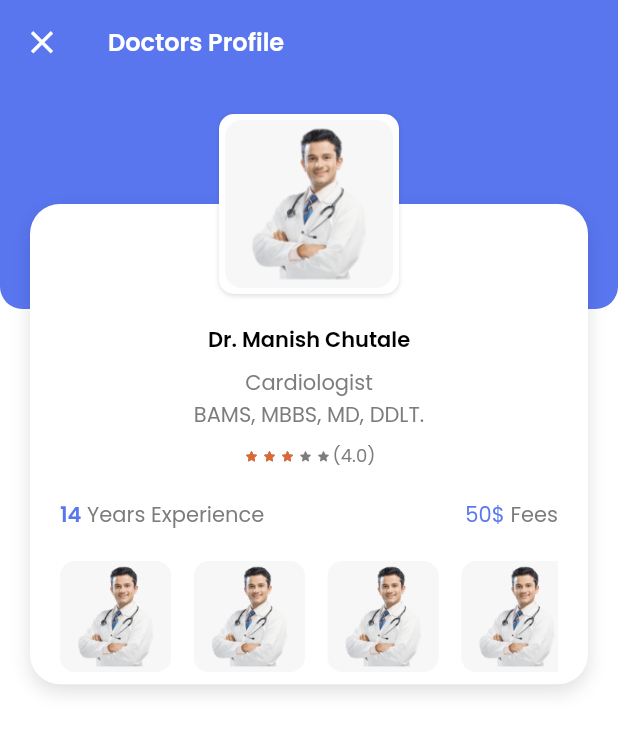
After one commit to codeforany/medicare_app_flutter, a Flutter app: the DoctorProfileScreen screen opened directly, on a phone screen of 412 x 824 dp. The commit adds this screen. Shown: the top 733 px of the screen. Run offline on Flutter 3.47's test engine with Material 3 defaults, Android fonts, the light colour scheme and no system bars; drawn by our look-alikes of flutter_rating_stars; our stand-ins replace flutter_otp_text_field; missing offline and left inert: fl_country_code_picker.

Commit message:
added doctor profile part-1

```diff
--- /dev/null
+++ b/lib/screen/home/doctor_profile_screen.dart
@@ -0,0 +1,237 @@
+import 'package:flutter/material.dart';
+import 'package:flutter_rating_stars/flutter_rating_stars.dart';
+import 'package:medicare/common/color_extension.dart';
+
+class DoctorProfileScreen extends StatefulWidget {
+  const DoctorProfileScreen({super.key});
+
+  @override
+  State<DoctorProfileScreen> createState() => _DoctorProfileScreenState();
+}
+
+class _DoctorProfileScreenState extends State<DoctorProfileScreen> {
+  @override
+  Widget build(BuildContext context) {
+    return Scaffold(
+      appBar: AppBar(
+        centerTitle: false,
+        leading: IconButton(
+          onPressed: () {
+            context.pop();
+          },
+          icon: const Icon(
+            Icons.close,
+            color: Colors.white,
+            size: 25,
+          ),
+        ),
+        title: Text(
+          "Doctors Profile",
+          style: TextStyle(
+            color: TColor.primaryTextW,
+            fontSize: 16,
+            fontWeight: FontWeight.w600,
+          ),
+        ),
+      ),
+      backgroundColor: Colors.white,
+      body: SingleChildScrollView(
+        child: Column(
+          children: [
+            Stack(
+              alignment: Alignment.topCenter,
+              children: [
+                Container(
+                  height: 150,
+                  decoration: BoxDecoration(
+                    color: TColor.primary,
+                    borderRadius: const BorderRadius.only(
+                      bottomLeft: Radius.circular(15),
+                      bottomRight: Radius.circular(15),
+                    ),
+                  ),
+                ),
+                Container(
+                  width: double.maxFinite,
+                  margin: const EdgeInsets.only(
+                    left: 20,
+                    right: 20,
+                    bottom: 8,
+                    top: 80,
+                  ),
+                  padding: const EdgeInsets.only(
+                    left: 20,
+                    right: 20,
+                    bottom: 8,
+                    top: 80,
+                  ),
+                  decoration: BoxDecoration(
+                      color: Colors.white,
+                      borderRadius: BorderRadius.circular(20),
+                      boxShadow: const [
+                        BoxShadow(
+                            color: Colors.black12,
+                            blurRadius: 10,
+                            offset: Offset(0, 5))
+                      ]),
+                  child: Column(
+                    crossAxisAlignment: CrossAxisAlignment.center,
+                    children: [
+                      Text(
+                        "Dr. Manish Chutale",
+                        style: TextStyle(
+                          color: TColor.black,
+                          fontSize: 14,
+                          fontWeight: FontWeight.w600,
+                        ),
+                      ),
+                      Padding(
+                        padding: const EdgeInsets.symmetric(vertical: 8),
+                        child: Text(
+                          "Cardiologist\nBAMS, MBBS, MD, DDLT. ",
+                          textAlign: TextAlign.center,
+                          style: TextStyle(
+                            color: TColor.secondaryText,
+                            fontSize: 14,
+                          ),
+                        ),
+                      ),
+                      Row(
+                        mainAxisSize: MainAxisSize.min,
+                        children: [
+                          IgnorePointer(
+                            ignoring: true,
+                            child: RatingStars(
+                              value: 3,
+                              onValueChanged: (v) {},
+                              starCount: 5,
+                              starSize: 10,
+                              valueLabelColor: const Color(0xff9b9b9b),
+                              valueLabelTextStyle: const TextStyle(
+                                  color: Colors.white,
+                                  fontWeight: FontWeight.w400,
+                                  fontStyle: FontStyle.normal,
+                                  fontSize: 12.0),
+                              valueLabelRadius: 0,
+                              maxValue: 5,
+                              starSpacing: 2,
+                              maxValueVisibility: true,
+                              valueLabelVisibility: false,
+                              animationDuration:
+                                  const Duration(milliseconds: 1000),
+                              valueLabelPadding: const EdgeInsets.symmetric(
+                                  vertical: 1, horizontal: 8),
+                              valueLabelMargin: const EdgeInsets.only(right: 8),
+                              starOffColor: const Color(0xff7c7c7c),
+                              starColor: const Color(0xffDE6732),
+                            ),
+                          ),
+                          Text(
+                            "(4.0)",
+                            maxLines: 2,
+                            style: TextStyle(
+                              color: TColor.secondaryText,
+                              fontSize: 12,
+                            ),
+                          )
+                        ],
+                      ),
+                      Padding(
+                        padding: const EdgeInsets.symmetric(vertical: 20),
+                        child: Row(
+                          children: [
+                            Text(
+                              "14",
+                              maxLines: 2,
+                              style: TextStyle(
+                                color: TColor.primary,
+                                fontSize: 14,
+                                fontWeight: FontWeight.w600,
+                              ),
+                            ),
+                            Text(
+                              " Years Experience",
+                              maxLines: 2,
+                              style: TextStyle(
+                                color: TColor.secondaryText,
+                                fontSize: 14,
+                              ),
+                            ),
+                            const Spacer(),
+                            Text(
+                              "50\$",
+                              maxLines: 2,
+                              style: TextStyle(
+                                color: TColor.primary,
+                                fontSize: 14,
+                              ),
+                            ),
+                            Text(
+                              " Fees",
+                              maxLines: 2,
+                              style: TextStyle(
+                                color: TColor.secondaryText,
+                                fontSize: 14,
+                              ),
+                            )
+                          ],
+                        ),
+                      ),
+
+                      SizedBox(
+                        height: context.width * 0.18,
+                        child: ListView.separated(
+                          padding: EdgeInsets.zero,
+                          scrollDirection: Axis.horizontal,
+                          itemBuilder: (context, index) {
+                            return ClipRRect(
+                              borderRadius: BorderRadius.circular(10),
+                              child: Image.asset(
+                                "assets/img/u1.png",
+                                width: context.width * 0.18,
+                                height: context.width * 0.18,
+                                fit: BoxFit.cover,
+                              ),
+                            );
+                          },
+                          separatorBuilder: (context, index) => const SizedBox(
+                            width: 15,
+                          ),
+                          itemCount: 4,
+                        ),
+                      )
+                    ],
+                  ),
+                ),
+                Container(
+                  width: 120,
+                  height: 120,
+                  margin: const EdgeInsets.only(
+                    top: 20,
+                  ),
+                  decoration: BoxDecoration(
+                      color: Colors.white,
+                      borderRadius: BorderRadius.circular(10),
+                      border: Border.all(color: Colors.white, width: 4),
+                      boxShadow: const [
+                        BoxShadow(
+                            color: Colors.black12,
+                            blurRadius: 2,
+                            offset: Offset(0, 1))
+                      ]),
+                  child: Image.asset(
+                    "assets/img/u1.png",
+                    width: 120,
+                    height: 120,
+                    fit: BoxFit.cover,
+                  ),
+                ),
+
+              ],
+            ),
+          ],
+        ),
+      ),
+    );
+  }
+}
--- a/lib/screen/home/doctor_row.dart
+++ b/lib/screen/home/doctor_row.dart
@@ -3,11 +3,15 @@ import 'package:flutter_rating_stars/flutter_rating_stars.dart';
 import 'package:medicare/common/color_extension.dart';
 
 class DoctorRow extends StatelessWidget {
-  const DoctorRow({super.key});
+  final VoidCallback onPressed;
+
+  const DoctorRow({super.key, required this.onPressed});
 
   @override
   Widget build(BuildContext context) {
-    return Row(
+    return InkWell(
+      onTap: onPressed,
+      child: Row(
         children: [
           ClipRRect(
             borderRadius: BorderRadius.circular(5),
@@ -106,6 +110,7 @@ class DoctorRow extends StatelessWidget {
             ),
           )
         ],
+      ),
     );
   }
 }
--- a/lib/screen/home/doctors_list_screen.dart
+++ b/lib/screen/home/doctors_list_screen.dart
@@ -1,5 +1,6 @@
 import 'package:flutter/material.dart';
 import 'package:medicare/common/color_extension.dart';
+import 'package:medicare/screen/home/doctor_profile_screen.dart';
 import 'package:medicare/screen/home/doctor_row.dart';
 
 class DoctorsListScreen extends StatefulWidget {
@@ -54,7 +55,11 @@ class _DoctorsListScreenState extends State<DoctorsListScreen> {
                 horizontal: 20,
               ),
               itemBuilder: (context, index) {
-                return const DoctorRow();
+                return  DoctorRow(
+                  onPressed: (){
+                    context.push( const DoctorProfileScreen() );
+                  },
+                );
               },
               separatorBuilder: (context, index) => const Padding(
                 padding: EdgeInsets.symmetric(vertical: 15),
```
Lines whose indentation alone changed are shown as unchanged.
